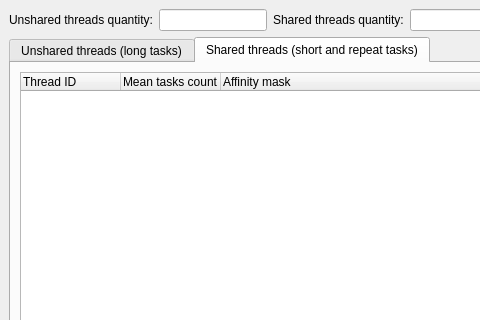
This is src/AdvThreadPool/forms/threadpoolshell.ui in AlexxanderVoronich/Advanced-Thread-Pool-and-TestShell as Qt 5 draws it before an edit; both pictures show x 0 to 480 and y 0 to 320 of the 829 by 794 pixel window. The edited form follows.
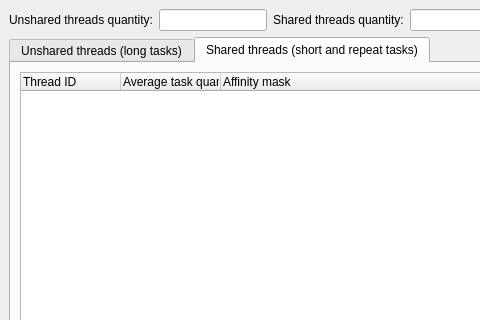
This is the edited form. The open tabs and pages were chosen to show the change.

Patch:
```diff
--- a/src/AdvThreadPool/forms/threadpoolshell.ui
+++ b/src/AdvThreadPool/forms/threadpoolshell.ui
@@ -155,7 +155,7 @@
             </column>
             <column>
              <property name="text">
-              <string>Mean tasks count </string>
+              <string>Average task quantity</string>
              </property>
             </column>
             <column>
```
Left out of the diff: 4 changed lines with no effect on the pictures.
